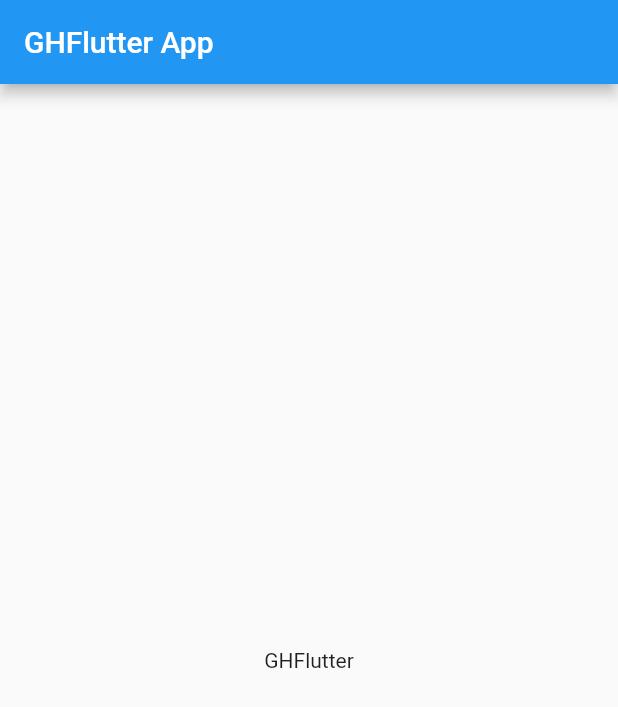
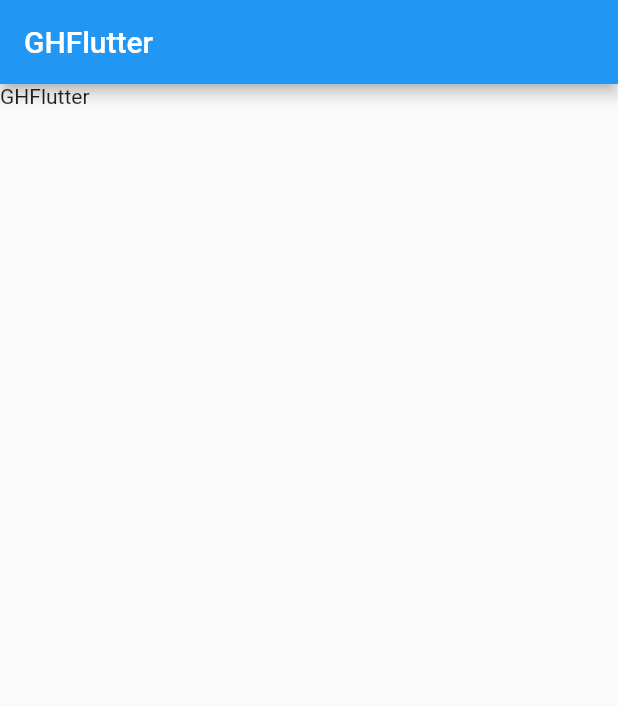
Before and after one commit to FrancaTM/ghflutter, a Flutter app: the screen it shows after launch, on a phone screen of 412 x 824 dp. Shown: the top 707 px of the screen. Run offline on Flutter 3.47's test engine with Material 2 defaults, Android fonts, the phone set to English and light mode, and no system bars.

Commit message:
add strings file and new widget

```diff
--- a/lib/main.dart
+++ b/lib/main.dart
@@ -1,4 +1,6 @@
 import 'package:flutter/material.dart';
+
+import 'strings.dart';
 
 void main() => runApp(GHFlutterApp());
 
@@ -6,15 +8,25 @@ class GHFlutterApp extends StatelessWidget {
   @override
   Widget build(BuildContext context) {
     return MaterialApp(
-      title: 'GHFlutter',
-      home: Scaffold(
-        appBar: AppBar(
-          title: Text('GHFlutter App'),
-        ),
-        body: Center(
-          child: Text('GHFlutter'),
-        ),
-      ),
+      title: Strings.appTitle,
+      home: GHFlutter(),
     );
   }
 }
+
+class GHFlutter extends StatefulWidget {
+  @override
+  createState() => GHFlutterState();
+}
+
+class GHFlutterState extends State<GHFlutter> {
+  @override
+  Widget build(BuildContext context) {
+    return Scaffold(
+      appBar: AppBar(
+        title: Text(Strings.appTitle),
+      ),
+      body: Text(Strings.appTitle),
+    );
+  }
+}
--- /dev/null
+++ b/lib/strings.dart
@@ -0,0 +1,3 @@
+class Strings {
+  static String appTitle = 'GHFlutter';
+}
```
